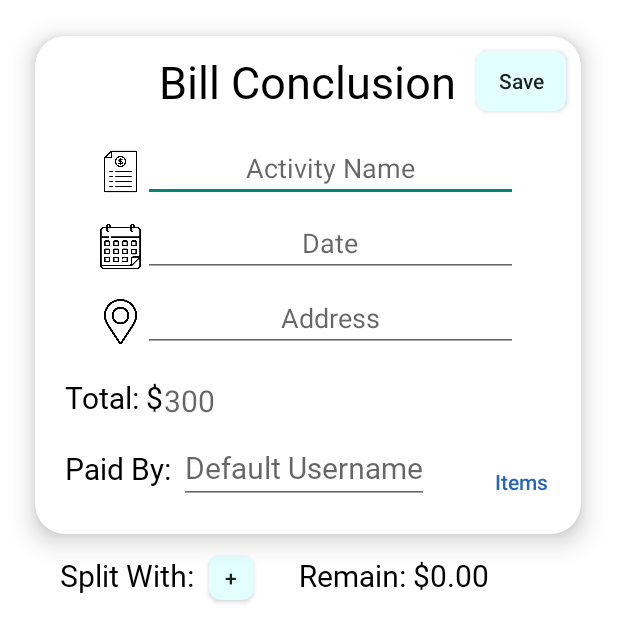
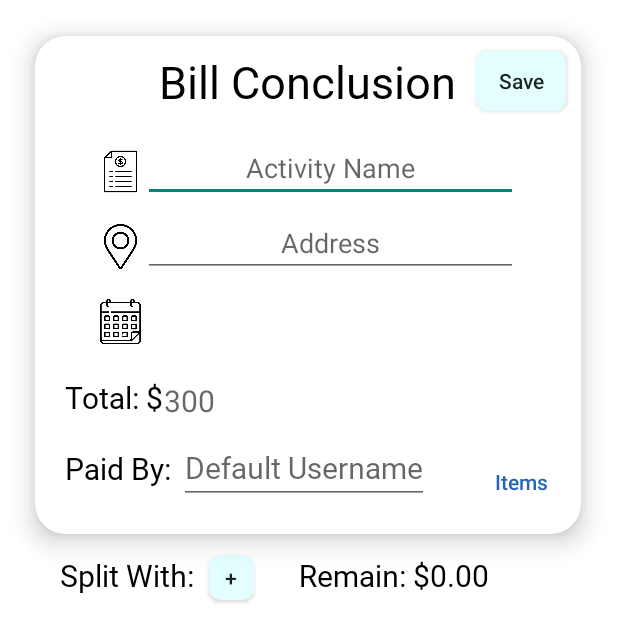
Before and after one commit to AdityaPal10/WeBillv2.0, an Android app: the SplitBillActivity screen opened directly, with no data from a screen before it, on a phone screen of 412 x 824 dp. Shown: the top 642 px of the screen. Run offline under Robolectric (Android 15) with nearby library versions, the phone set to English and light mode, and no system bars; 9 statements that could not run were skipped.

Commit message:
Date Picker for Adding Bills

```diff
--- a/app/src/main/java/com/teamblue/WeBillv2/view/SplitBillActivity.java
+++ b/app/src/main/java/com/teamblue/WeBillv2/view/SplitBillActivity.java
@@ -1,5 +1,6 @@
 package com.teamblue.WeBillv2.view;
 
+import android.app.DatePickerDialog;
 import android.content.DialogInterface;
 import android.content.Intent;
 import android.icu.number.Precision;
@@ -9,6 +10,7 @@ import android.text.TextUtils;
 import android.text.TextWatcher;
 import android.view.View;
 import android.widget.Button;
+import android.widget.DatePicker;
 import android.widget.EditText;
 import android.widget.LinearLayout;
 import android.widget.ScrollView;
@@ -34,6 +36,7 @@ import org.w3c.dom.Text;
 import java.math.BigDecimal;
 import java.text.DecimalFormat;
 import java.util.Arrays;
+import java.util.Calendar;
 import java.util.List;
 
 public class SplitBillActivity extends AppCompatActivity {
@@ -42,8 +45,11 @@ public class SplitBillActivity extends AppCompatActivity {
     private EditText edtActivityNameSplitBill,edtTotalAmountSplitBill,edtDateSplitBill,edtAddressSplitBill,edtPayerName;
     private TextView tvRemainAmount, tvTotalAmountSplitBill;
     private String getActivityName, getTotalAmount, getDate, getAddress;
-    private Button btnAddSplitFriend,btnSaveBill;
+    private Button btnAddSplitFriend;
+    private Button btnSaveBill;
+    private Button btnDatePickerSplitBill;
     private Double RemainAmount, CurrentAmount,TotalAmount;
+    private DatePickerDialog datePickerDialog;
     LinearLayout LinearFriendSplit;
     AlertDialog AddSplitFriendDialog;
 
@@ -59,13 +65,14 @@ public class SplitBillActivity extends AppCompatActivity {
         PlacesClient placesClient = Places.createClient(getBaseContext());
 
         edtActivityNameSplitBill = (EditText) findViewById(R.id.edtActivityNameSplitBill);
-        edtDateSplitBill = (EditText) findViewById(R.id.edtDateSplitBill);
+        btnDatePickerSplitBill = (Button) findViewById(R.id.btnDatePickerSplitBill);
         edtAddressSplitBill = (EditText) findViewById(R.id.edtAddressSplitBill);
         edtPayerName = (EditText) findViewById(R.id.edtPayerName);
         tvTotalAmountSplitBill = (TextView) findViewById(R.id.tvTotalAmountSplitBill);
         tvRemainAmount = (TextView) findViewById(R.id.tvRemainAmount);
         LinearFriendSplit = findViewById(R.id.LinearFriendSplit);
         btnSaveBill = (Button) findViewById(R.id.btnSaveBill);
+        initDatePicker();
 
         /******** Check Final Bill Information Completeness *********/
         btnSaveBill.setOnClickListener(new View.OnClickListener() {
@@ -77,8 +84,8 @@ public class SplitBillActivity extends AppCompatActivity {
                 }else if(TextUtils.isEmpty(edtDateSplitBill.getText().toString())) {
                     edtDateSplitBill.setError("Must Not Be Empty!");
                     return;
-                }else if(TextUtils.isEmpty(edtAddressSplitBill.getText().toString())){
-                    edtAddressSplitBill.setError("Must Not Be Empty!");
+                }else if(TextUtils.isEmpty(btnDatePickerSplitBill.getText().toString())){
+                    btnDatePickerSplitBill.setError("Must Not Be Empty!");
                     return;
                 }else if(TextUtils.isEmpty(edtPayerName.getText().toString())) {
                     edtPayerName.setError("Must Not Be Empty!");
@@ -90,7 +97,7 @@ public class SplitBillActivity extends AppCompatActivity {
     /**********TODO: After Finishing a Bill Information, put all data needed to whatever fragment/activity the app needs *******/
                     Bundle bundle = new Bundle();
                     bundle.putString("BILL_ACTIVITY_NAME",edtActivityNameSplitBill.getText().toString());
-                    bundle.putString("BILL_DATE",edtDateSplitBill.getText().toString());
+                    bundle.putString("BILL_DATE",btnDatePickerSplitBill.getText().toString());
                     bundle.putString("BILL_ADDRESS",edtAddressSplitBill.getText().toString());
                     bundle.putString("BILL_TOTAL_AMOUNT",tvTotalAmountSplitBill.getText().toString());
                     //Right now I just go to ScanBillActivity Again, I wanted to goto AddBillFragment but I don't know how......
@@ -112,7 +119,7 @@ public class SplitBillActivity extends AppCompatActivity {
         /************Put Bundles from AddBillFragment into SplitBillActivity************/
         edtActivityNameSplitBill.setText(getActivityName);
         tvTotalAmountSplitBill.setText(getTotalAmount);
-        edtDateSplitBill.setText(getDate);
+        btnDatePickerSplitBill.setText(getDate);
         edtAddressSplitBill.setText(getAddress);
 
         /************Handle Dialog of Adding Split Friends************/
@@ -167,6 +174,48 @@ public class SplitBillActivity extends AppCompatActivity {
                 AddSplitFriendDialog.show();
             }
         });
+
+        btnDatePickerSplitBill.setOnClickListener(new View.OnClickListener() {
+            @Override
+            public void onClick(View view) {
+                datePickerDialog.show();
+            }
+        });
+    }
+
+    private String getTodaysDate() {
+        //Set default date as today
+        Calendar cal = Calendar.getInstance();
+        int year = cal.get(Calendar.YEAR);
+        int month = cal.get(Calendar.MONTH);
+        month = month + 1;
+        int day = cal.get(Calendar.DAY_OF_MONTH);
+        return makeDateString(day,month,year);
+    }
+
+    private void initDatePicker() {
+        DatePickerDialog.OnDateSetListener dateSetListener = new DatePickerDialog.OnDateSetListener() {
+            @Override
+            public void onDateSet(DatePicker datePicker, int year, int month, int day) {
+                month = month + 1;
+                String date = makeDateString(day,month,year);
+                btnDatePickerSplitBill.setText(date);
+            }
+        };
+
+        //Set default date as today
+        Calendar cal = Calendar.getInstance();
+        int year = cal.get(Calendar.YEAR);
+        int month = cal.get(Calendar.MONTH);
+        int day = cal.get(Calendar.DAY_OF_MONTH);
+
+        //Initialize Date Picker Dialog
+        int style = android.app.AlertDialog.THEME_HOLO_LIGHT;
+        datePickerDialog = new DatePickerDialog(this,style,dateSetListener,year,month,day);
+    }
+
+    private String makeDateString(int day, int month, int year) {
+        return month + "/" + day + "/" + year;
     }
 
     @Override
@@ -254,80 +303,10 @@ public class SplitBillActivity extends AppCompatActivity {
             }
         });
 
-
-/********Buggy function (Not Able to change amount from cards directly*********/
-//        edtFriendSplitAmount.addTextChangedListener(new TextWatcher() {
-//            @Override
-//            public void beforeTextChanged(CharSequence charSequence, int i, int i1, int i2) {
-//
-//            }
-//
-//            @Override
-//            public void onTextChanged(CharSequence charSequence, int i, int i1, int i2) {
-//                if (charSequence.toString().equals("")) {
-//                    edtFriendSplitAmount.setText("0");
-////                    edtFriendSplitAmount.setError("Must Not Be Empty! Or Delete This Card!");
-////                    Double NewAmount = Double.valueOf(edtFriendSplitAmount.getText().toString());
-////                    RemainAmount = RemainAmount + CurrentAmount - NewAmount;
-////                    CurrentAmount = NewAmount;
-////                    tvRemainAmount.setText(RemainAmount.toString());
-////                    return;
-//                }
-////                if(TextUtils.isEmpty(charSequence.toString()) ){
-////                    edtFriendSplitAmount.setError("Must Not Be Empty! Or Delete This Card!");
-////                    return;
-////                }
-//
-//                /*******Working Logic for Changing Amount*******/
-//                Double NewAmount = Double.valueOf(edtFriendSplitAmount.getText().toString());
-//                RemainAmount = RemainAmount + CurrentAmount - NewAmount;
-//                CurrentAmount = NewAmount;
-//                tvRemainAmount.setText(RemainAmount.toString());
-//
-////                if (Double.parseDouble(charSequence.toString()) > RemainAmount){
-////                    edtFriendSplitAmount.setError("Too much money!");
-////                    return;
-////                }
-//                if ( RemainAmount < 0){
-//                    edtFriendSplitAmount.setError("Too much money!");
-//                    return;
-//                }
-//            }
-//
-//            @Override
-//            public void afterTextChanged(Editable editable) {
-//                if (editable.toString().equals("")) {
-//                    edtFriendSplitAmount.setText("0");
-////                    edtFriendSplitAmount.setError("Must Not Be Empty! Or Delete This Card!");
-////                    Double NewAmount = Double.valueOf(edtFriendSplitAmount.getText().toString());
-////                    RemainAmount = RemainAmount + CurrentAmount - NewAmount;
-////                    CurrentAmount = NewAmount;
-////                    tvRemainAmount.setText(RemainAmount.toString());
-////                    return;
-//                }
-////                if(TextUtils.isEmpty(charSequence.toString()) ){
-////                    edtFriendSplitAmount.setError("Must Not Be Empty! Or Delete This Card!");
-////                    return;
-////                }
-//
-//                /*******Working Logic for Changing Amount*******/
-//                Double NewAmount = Double.valueOf(edtFriendSplitAmount.getText().toString());
-//                RemainAmount = RemainAmount + CurrentAmount - NewAmount;
-//                CurrentAmount = NewAmount;
-//                tvRemainAmount.setText(RemainAmount.toString());
-//
-////                if (Double.parseDouble(charSequence.toString()) > RemainAmount){
-////                    edtFriendSplitAmount.setError("Too much money!");
-////                    return;
-////                }
-//                if ( RemainAmount < 0){
-//                    edtFriendSplitAmount.setError("Too much money!");
-//                    return;
-//                }
-//            }
-//        });
-
         LinearFriendSplit.addView(cardview);
 
     }
+
+
+
 }
--- a/app/src/main/res/layout/activity_split_bill.xml
+++ b/app/src/main/res/layout/activity_split_bill.xml
@@ -117,7 +117,7 @@
                     android:id="@+id/AddBillDateLayout"
                     android:layout_width="280dp"
                     android:layout_height="40dp"
-                    android:layout_below="@+id/AddBillActivityNameLayout"
+                    android:layout_below="@+id/AddBillActivityAddressLayout"
                     android:layout_centerHorizontal="true"
                     android:layout_marginTop="10dp">
 
@@ -128,20 +128,21 @@
                         android:layout_centerVertical="true"
                         android:src="@drawable/calendar" />
 
-                    <EditText
-                        android:id="@+id/edtDateSplitBill"
+                    <Button
+                        android:id="@+id/btnDatePickerSplitBill"
                         android:layout_width="match_parent"
                         android:layout_height="match_parent"
                         android:layout_toRightOf="@+id/imgDate"
-                        android:hint="Date"
-                        android:inputType="date"
-                        android:textAlignment="center" />
+                        android:background="@color/Transparent"
+                        android:textAlignment="center"
+                        android:textSize="20sp"/>
                 </RelativeLayout>
 
                 <RelativeLayout
+                    android:id="@+id/AddBillActivityAddressLayout"
                     android:layout_width="280dp"
                     android:layout_height="40dp"
-                    android:layout_below="@+id/AddBillDateLayout"
+                    android:layout_below="@+id/AddBillActivityNameLayout"
                     android:layout_centerHorizontal="true"
                     android:layout_marginTop="10dp">
 
```
Also changed, not shown: app/src/main/java/com/teamblue/WeBillv2/view/fragments/AddBillFragment.java (+56 -6 lines), app/src/main/res/layout/fragment_add_bill.xml (+9 -11 lines).
